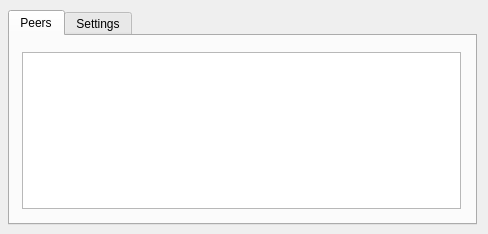
First picture: the form in lib/view/BuyerTorrentPluginDialog.ui, repository RdeWilde/JoyStream, before the edit.
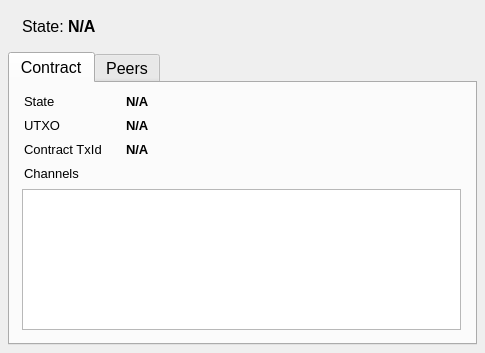
Second picture: the form after the edit.

The edit to the form file:
```diff
--- a/lib/view/BuyerTorrentPluginDialog.ui
+++ b/lib/view/BuyerTorrentPluginDialog.ui
@@ -6,8 +6,8 @@
    <rect>
     <x>0</x>
     <y>0</y>
-    <width>488</width>
-    <height>234</height>
+    <width>485</width>
+    <height>353</height>
    </rect>
   </property>
   <property name="windowTitle">
@@ -17,15 +17,167 @@
    <property name="geometry">
     <rect>
      <x>8</x>
-     <y>10</y>
+     <y>52</y>
      <width>469</width>
-     <height>215</height>
+     <height>293</height>
     </rect>
    </property>
+   <property name="font">
+    <font>
+     <pointsize>12</pointsize>
+    </font>
+   </property>
    <property name="currentIndex">
     <number>0</number>
    </property>
-   <widget class="QWidget" name="peers">
+   <widget class="QWidget" name="contract">
+    <attribute name="title">
+     <string>Contract</string>
+    </attribute>
+    <widget class="QTableView" name="channelsTableView">
+     <property name="geometry">
+      <rect>
+       <x>12</x>
+       <y>106</y>
+       <width>439</width>
+       <height>141</height>
+      </rect>
+     </property>
+    </widget>
+    <widget class="QLabel" name="stateFieldLabel">
+     <property name="geometry">
+      <rect>
+       <x>14</x>
+       <y>10</y>
+       <width>49</width>
+       <height>16</height>
+      </rect>
+     </property>
+     <property name="font">
+      <font>
+       <pointsize>10</pointsize>
+      </font>
+     </property>
+     <property name="text">
+      <string>State</string>
+     </property>
+    </widget>
+    <widget class="QLabel" name="stateLabel">
+     <property name="geometry">
+      <rect>
+       <x>116</x>
+       <y>10</y>
+       <width>337</width>
+       <height>16</height>
+      </rect>
+     </property>
+     <property name="font">
+      <font>
+       <pointsize>10</pointsize>
+       <weight>75</weight>
+       <bold>true</bold>
+      </font>
+     </property>
+     <property name="text">
+      <string>N/A</string>
+     </property>
+    </widget>
+    <widget class="QLabel" name="utxoFieldLabel">
+     <property name="geometry">
+      <rect>
+       <x>14</x>
+       <y>34</y>
+       <width>49</width>
+       <height>16</height>
+      </rect>
+     </property>
+     <property name="font">
+      <font>
+       <pointsize>10</pointsize>
+      </font>
+     </property>
+     <property name="text">
+      <string>UTXO</string>
+     </property>
+    </widget>
+    <widget class="QLabel" name="utxoLabel">
+     <property name="geometry">
+      <rect>
+       <x>116</x>
+       <y>34</y>
+       <width>335</width>
+       <height>16</height>
+      </rect>
+     </property>
+     <property name="font">
+      <font>
+       <pointsize>10</pointsize>
+       <weight>75</weight>
+       <bold>true</bold>
+      </font>
+     </property>
+     <property name="text">
+      <string>N/A</string>
+     </property>
+    </widget>
+    <widget class="QLabel" name="contractTxIdFieldLabel">
+     <property name="geometry">
+      <rect>
+       <x>14</x>
+       <y>58</y>
+       <width>91</width>
+       <height>16</height>
+      </rect>
+     </property>
+     <property name="font">
+      <font>
+       <pointsize>10</pointsize>
+      </font>
+     </property>
+     <property name="text">
+      <string>Contract TxId</string>
+     </property>
+    </widget>
+    <widget class="QLabel" name="contractTxIdLabel">
+     <property name="geometry">
+      <rect>
+       <x>116</x>
+       <y>58</y>
+       <width>335</width>
+       <height>16</height>
+      </rect>
+     </property>
+     <property name="font">
+      <font>
+       <pointsize>10</pointsize>
+       <weight>75</weight>
+       <bold>true</bold>
+      </font>
+     </property>
+     <property name="text">
+      <string>N/A</string>
+     </property>
+    </widget>
+    <widget class="QLabel" name="channelsTableViewLabel">
+     <property name="geometry">
+      <rect>
+       <x>14</x>
+       <y>82</y>
+       <width>91</width>
+       <height>16</height>
+      </rect>
+     </property>
+     <property name="font">
+      <font>
+       <pointsize>10</pointsize>
+      </font>
+     </property>
+     <property name="text">
+      <string>Channels</string>
+     </property>
+    </widget>
+   </widget>
+   <widget class="QWidget" name="tab">
     <attribute name="title">
      <string>Peers</string>
     </attribute>
@@ -33,45 +185,55 @@
      <property name="geometry">
       <rect>
        <x>12</x>
-       <y>16</y>
+       <y>12</y>
        <width>439</width>
-       <height>157</height>
+       <height>239</height>
       </rect>
      </property>
     </widget>
    </widget>
-   <widget class="QWidget" name="settings">
-    <attribute name="title">
-     <string>Settings</string>
-    </attribute>
-    <widget class="QPushButton" name="pushButton">
-     <property name="geometry">
-      <rect>
-       <x>364</x>
-       <y>154</y>
-       <width>75</width>
-       <height>23</height>
-      </rect>
-     </property>
-     <property name="text">
-      <string>Apply</string>
-     </property>
-    </widget>
-    <widget class="QLabel" name="label">
-     <property name="geometry">
-      <rect>
-       <x>176</x>
-       <y>160</y>
-       <width>179</width>
-       <height>13</height>
-      </rect>
-     </property>
-     <property name="text">
-      <string>Changes will only apply to new peers</string>
-     </property>
-    </widget>
-   </widget>
   </widget>
+  <widget class="QLabel" name="extensionStateFieldLabel">
+   <property name="geometry">
+    <rect>
+     <x>22</x>
+     <y>18</y>
+     <width>47</width>
+     <height>16</height>
+    </rect>
+   </property>
+   <property name="font">
+    <font>
+     <pointsize>12</pointsize>
+    </font>
+   </property>
+   <property name="text">
+    <string>State:</string>
+   </property>
+  </widget>
+  <widget class="QLabel" name="extensionStateLabel">
+   <property name="geometry">
+    <rect>
+     <x>68</x>
+     <y>18</y>
+     <width>399</width>
+     <height>16</height>
+    </rect>
+   </property>
+   <property name="font">
+    <font>
+     <pointsize>12</pointsize>
+     <weight>75</weight>
+     <bold>true</bold>
+    </font>
+   </property>
+   <property name="text">
+    <string>N/A</string>
+   </property>
+  </widget>
+  <zorder>extensionStateFieldLabel</zorder>
+  <zorder>extensionStateLabel</zorder>
+  <zorder>tabs</zorder>
  </widget>
  <resources/>
  <connections/>
```
Left out of the diff: 2 changed lines with no effect on the pictures.
